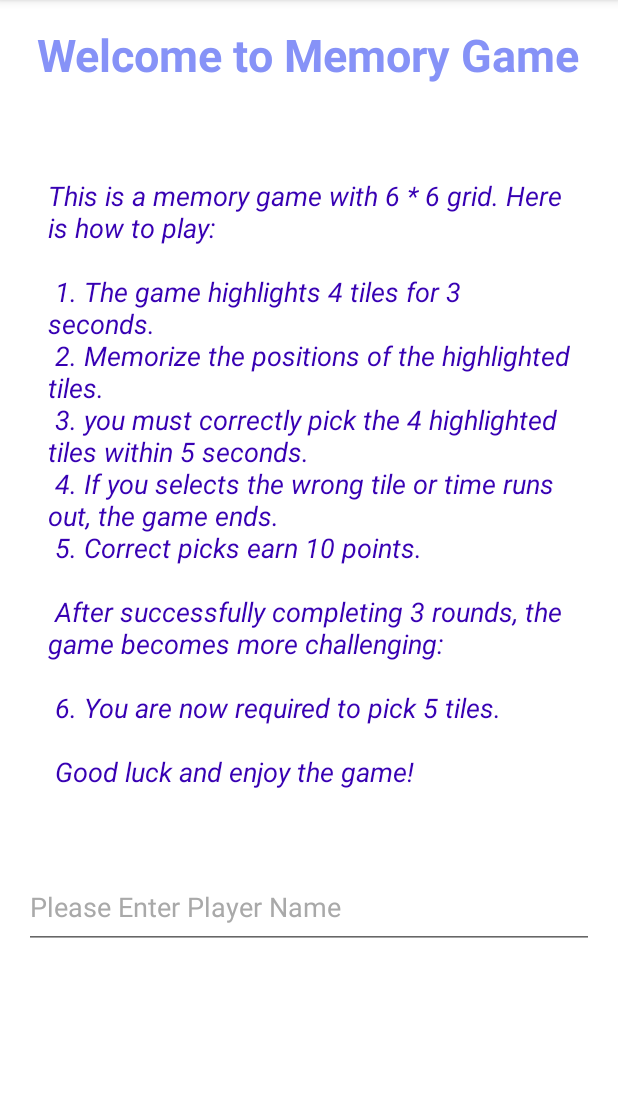
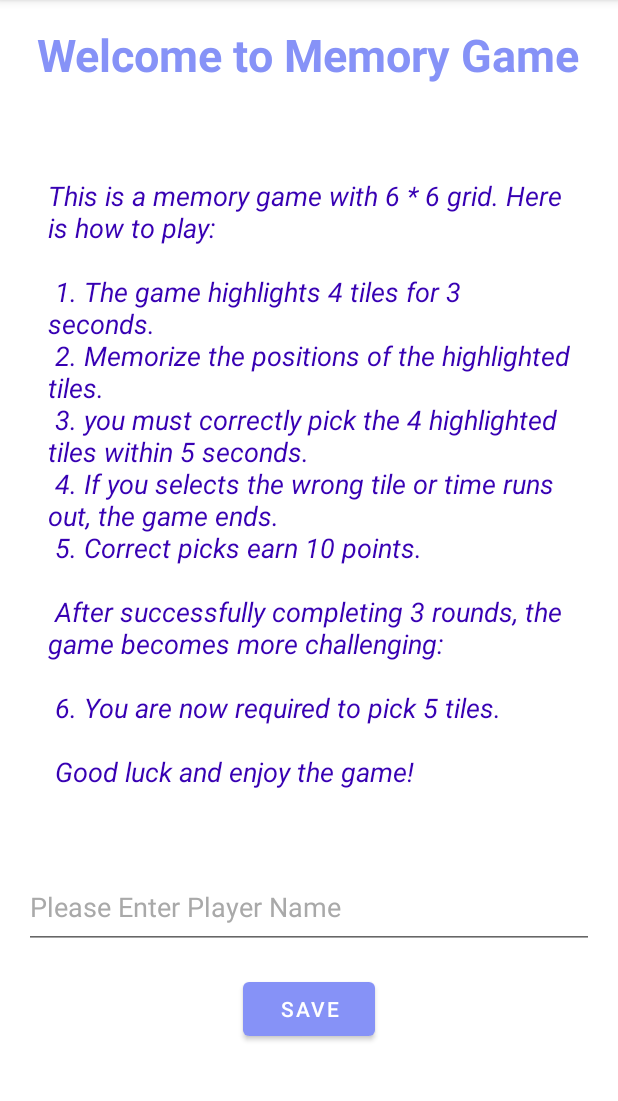
Before and after one commit to Danni-Huang/DH_A3_PROG3210, an Android app built with Jetpack Compose: the screen it shows after launch (MainActivity), on a phone screen of 412 x 824 dp, the part 84-1185 px from its top. Run offline under Robolectric (Android 15) with nearby library versions, the phone set to English and light mode, and no system bars.

Commit message:
fix bug and adding name, timer support

```diff
--- a/app/src/main/java/com/example/dh_a3_prog3210/MainActivity.kt
+++ b/app/src/main/java/com/example/dh_a3_prog3210/MainActivity.kt
@@ -9,6 +9,7 @@ import androidx.appcompat.app.AppCompatActivity
 import androidx.core.view.GravityCompat
 import androidx.drawerlayout.widget.DrawerLayout
 import com.google.android.material.navigation.NavigationView
+import androidx.lifecycle.ViewModelProvider
 
 class MainActivity : AppCompatActivity(), NavigationView.OnNavigationItemSelectedListener {
     private lateinit var drawerLayout: DrawerLayout
--- a/app/src/main/java/com/example/dh_a3_prog3210/WelcomeFragment.kt
+++ b/app/src/main/java/com/example/dh_a3_prog3210/WelcomeFragment.kt
@@ -6,7 +6,9 @@ import android.view.LayoutInflater
 import android.view.View
 import android.view.ViewGroup
 import android.widget.EditText
+import android.widget.Button
 import android.widget.TextView
+import android.util.Log
 import androidx.lifecycle.ViewModelProvider
 
 // TODO: Rename parameter arguments, choose names that match
@@ -41,8 +43,25 @@ class WelcomeFragment : Fragment() {
         inflater: LayoutInflater, container: ViewGroup?,
         savedInstanceState: Bundle?
     ): View? {
+        val view = inflater.inflate(R.layout.fragment_weclome, container, false)
+        editPlayerName = view.findViewById(R.id.editPlayerName)
+        val saveNameButton: Button = view.findViewById(R.id.saveNameButton)
+
+        saveNameButton.setOnClickListener {
+            val playerName = editPlayerName.text.toString()
+            val playerInfo = ViewModelProvider(requireActivity()).get(PlayerViewModel::class.java)
+            playerInfo.playerName = playerName
+
+            Log.d("AddPlay", "Play name added")
+
+            val transaction = requireActivity().supportFragmentManager.beginTransaction()
+            transaction.replace(R.id.fragment_container, GameFragment())
+            transaction.addToBackStack(null)
+            transaction.commit()
+        }
+
         // Inflate the layout for this fragment
-        return inflater.inflate(R.layout.fragment_weclome, container, false)
+        return view
     }
 
     companion object {
--- a/app/src/main/res/layout/fragment_weclome.xml
+++ b/app/src/main/res/layout/fragment_weclome.xml
@@ -58,6 +58,15 @@
         android:imeOptions="actionDone"
         android:inputType="text"
         android:textColorHint="@color/grey"
-        android:textColor="@color/black"/>
+        android:textColor="@color/black" />
+
+    <Button
+        android:id="@+id/saveNameButton"
+        android:layout_width="wrap_content"
+        android:layout_height="wrap_content"
+        android:layout_centerHorizontal="true"
+        android:layout_below="@id/editPlayerName"
+        android:layout_marginTop="16dp"
+        android:text="Save" />
 
 </RelativeLayout>
```
Also changed, not shown: app/src/main/java/com/example/dh_a3_prog3210/GameFragment.kt (+23 -3 lines), app/src/main/java/com/example/dh_a3_prog3210/GameViewModel.kt (+7 -31 lines), app/src/main/java/com/example/dh_a3_prog3210/PlayerViewModel.kt (added, +7 -0 lines), app/src/main/res/drawable/blue_grid.png (added), app/src/main/res/drawable/green_grid.png (added).
